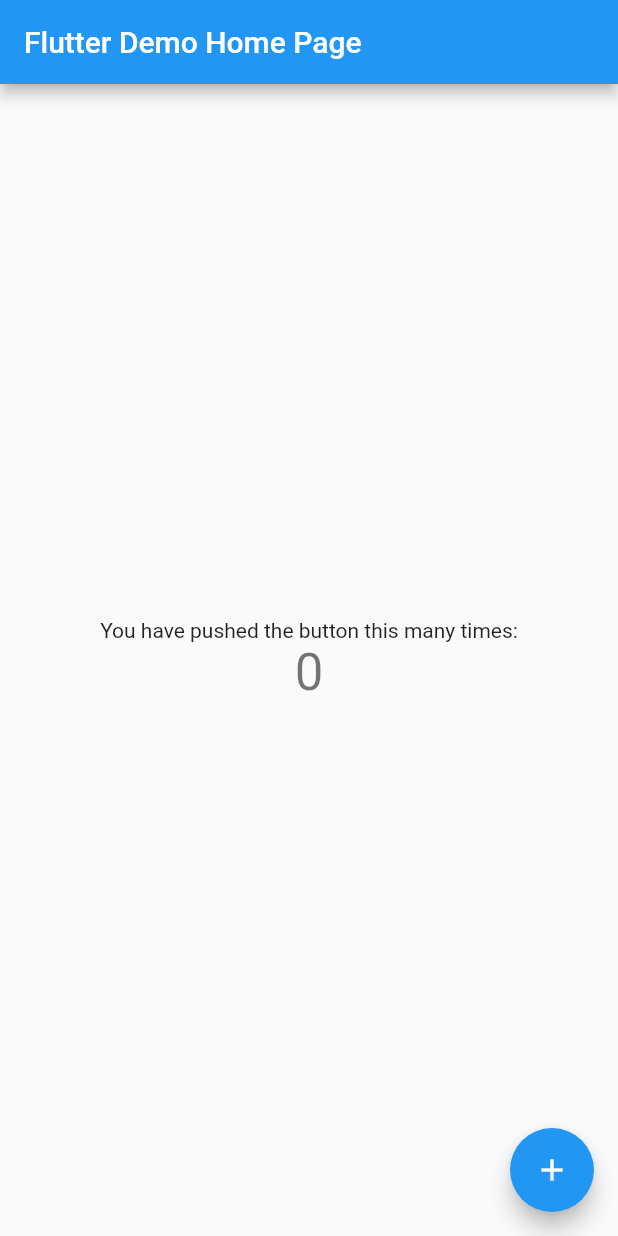
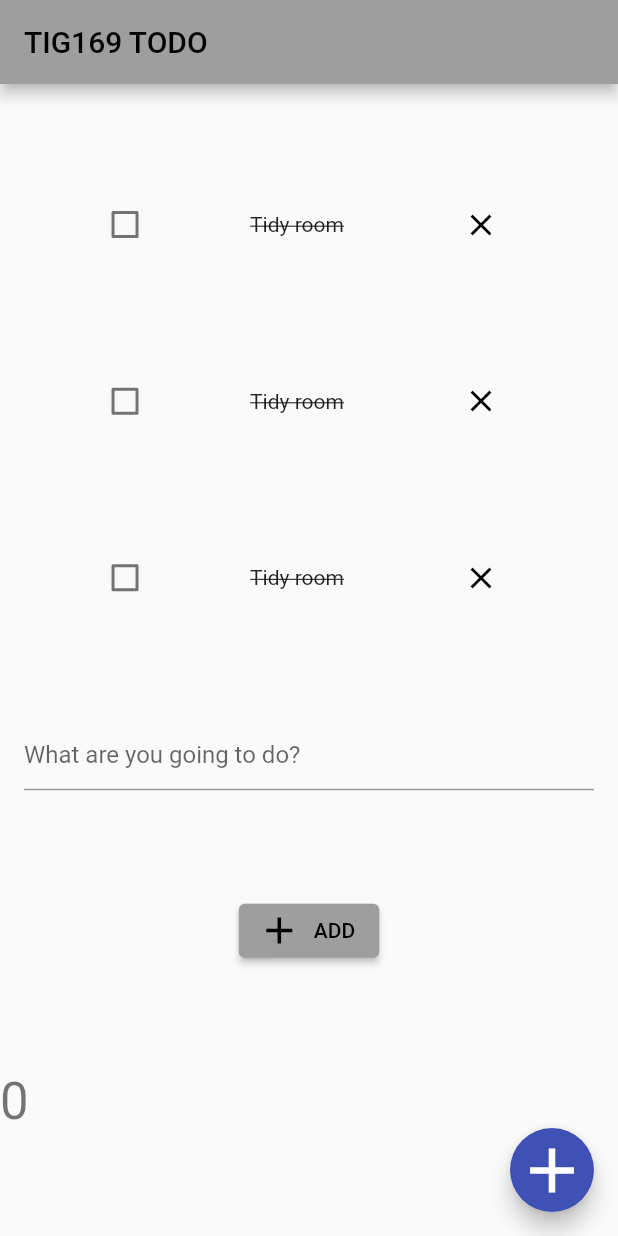
Before and after one commit to gu-tig333-ht22/guslunanfp, a Flutter app: the screen it shows after launch, on a phone screen of 412 x 824 dp. Run offline on Flutter 3.47's test engine with Material 2 defaults, Android fonts, the phone set to English and light mode, and no system bars.

```diff
--- a/lib/main.dart
+++ b/lib/main.dart
@@ -1,3 +1,5 @@
+import 'dart:math';
+
 import 'package:flutter/material.dart';
 
 void main() {
@@ -11,7 +13,7 @@ class MyApp extends StatelessWidget {
   @override
   Widget build(BuildContext context) {
     return MaterialApp(
-      title: 'Flutter Demo',
+      title: 'Flutter Todo List',
       theme: ThemeData(
         // This is the theme of your application.
         //
@@ -22,9 +24,11 @@ class MyApp extends StatelessWidget {
         // or simply save your changes to "hot reload" in a Flutter IDE).
         // Notice that the counter didn't reset back to zero; the application
         // is not restarted.
-        primarySwatch: Colors.blue,
+        primarySwatch: Colors.grey,
       ),
-      home: const MyHomePage(title: 'Flutter Demo Home Page'),
+      home: const MyHomePage(
+        title: ('TIG169 TODO'),
+      ),
     );
   }
 }
@@ -93,11 +97,14 @@ class _MyHomePageState extends State<MyHomePage> {
           // center the children vertically; the main axis here is the vertical
           // axis because Columns are vertical (the cross axis would be
           // horizontal).
-          mainAxisAlignment: MainAxisAlignment.center,
+          mainAxisAlignment: MainAxisAlignment.spaceEvenly,
+          crossAxisAlignment: CrossAxisAlignment.start,
           children: <Widget>[
-            const Text(
-              'You have pushed the button this many times:',
-            ),
+            _checkbox(),
+            _checkbox(),
+            _checkbox(),
+            _insertTaskField(),
+            _addtext(),
             Text(
               '$_counter',
               style: Theme.of(context).textTheme.headline4,
@@ -106,10 +113,84 @@ class _MyHomePageState extends State<MyHomePage> {
         ),
       ),
       floatingActionButton: FloatingActionButton(
+        backgroundColor: Colors.indigo,
         onPressed: _incrementCounter,
-        tooltip: 'Increment',
-        child: const Icon(Icons.add),
+        tooltip: 'ToDo',
+        child: const Icon(Icons.add, size: 50, color: Colors.white),
       ), // This trailing comma makes auto-formatting nicer for build methods.
     );
   }
 }
+
+Widget _checkbox() {
+  return Row(
+    mainAxisAlignment: MainAxisAlignment.spaceEvenly,
+    children: [
+      Checkbox(
+        value: false,
+        onChanged: (val) {},
+      ),
+      const Text('Tidy room',
+          style: TextStyle(decoration: TextDecoration.lineThrough)),
+      OutlinedButton(
+        onPressed: () {},
+        child: Icon(
+          Icons.close,
+          color: Colors.black,
+        ),
+        style: OutlinedButton.styleFrom(
+          side: BorderSide(
+            color: Colors.transparent,
+          ),
+        ),
+      ),
+    ],
+  );
+}
+
+/*Widget _checkbox2() {
+  return Container(
+      decoration: Border.all(color: Colors.black),
+      Row(
+        mainAxisAlignment: MainAxisAlignment.spaceEvenly,
+        children: [
+          Checkbox(
+            value: false,
+            onChanged: (val) {},
+          ),
+          const Text('Tidy room'),
+          Icon(Icons.close),
+        ],
+      ));
+}*/
+
+Widget _insertTaskField() {
+  return Container(
+      margin: EdgeInsets.only(left: 16, right: 16),
+      child: TextField(
+        decoration: InputDecoration(
+          hintText: 'What are you going to do?',
+          focusedBorder: OutlineInputBorder(
+            borderSide: BorderSide(color: Colors.cyan, width: 3.0),
+          ),
+        ),
+      ));
+}
+
+Widget _addtext() {
+  return Row(mainAxisAlignment: MainAxisAlignment.center, children: [
+    ElevatedButton.icon(
+      onPressed: () {},
+      style: ElevatedButton.styleFrom(
+        primary: Colors.grey, // background
+        onPrimary: Colors.black, // foreground
+      ),
+      icon: Icon(
+        // <-- Icon
+        Icons.add,
+        size: 30.0,
+      ),
+      label: Text('ADD'), // <-- Text
+    ),
+  ]);
+}
```
